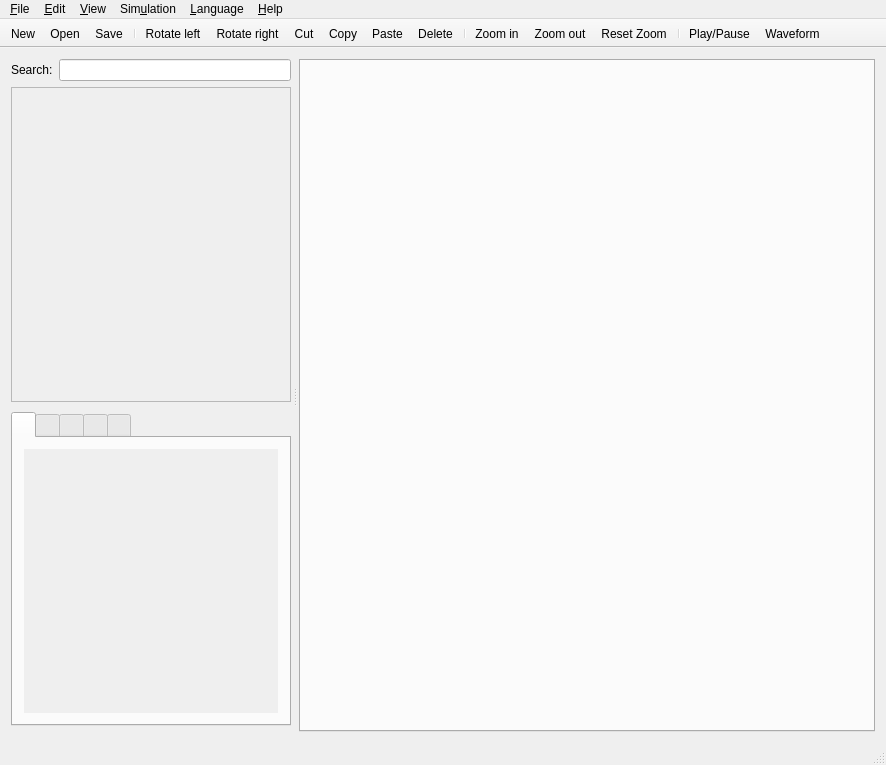
GIBIS-UNIFESP/wiRedPanda, file app/mainwindow.ui: the form before one commit.
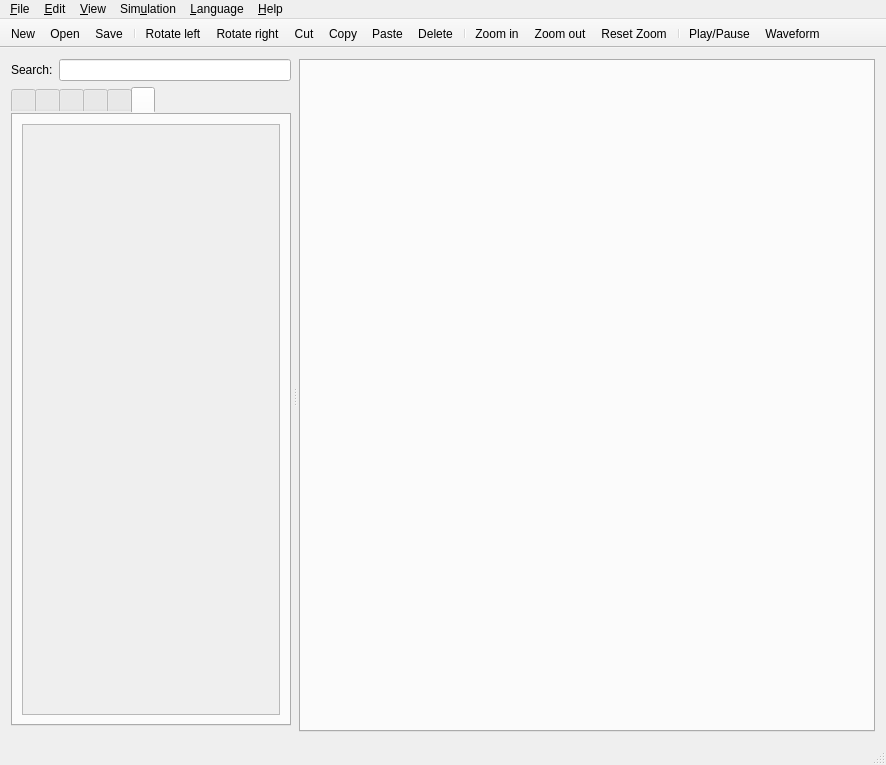
The form after the commit. The open tabs and pages were chosen to show the change. Icons and pictures are not drawn. Custom widgets are drawn as their Qt base class.

Patch:
```diff
--- a/app/mainwindow.ui
+++ b/app/mainwindow.ui
@@ -92,90 +92,6 @@
         <item>
          <layout class="QGridLayout" name="gridLayout">
           <item row="1" column="0" colspan="3">
-           <widget class="QScrollArea" name="searchScrollArea">
-            <property name="widgetResizable">
-             <bool>true</bool>
-            </property>
-            <widget class="QWidget" name="searchContents">
-             <property name="geometry">
-              <rect>
-               <x>0</x>
-               <y>0</y>
-               <width>276</width>
-               <height>303</height>
-              </rect>
-             </property>
-             <layout class="QGridLayout" name="gridLayout_7">
-              <item row="0" column="0">
-               <layout class="QVBoxLayout" name="searchLayout">
-                <item>
-                 <spacer name="VSpacer">
-                  <property name="orientation">
-                   <enum>Qt::Vertical</enum>
-                  </property>
-                  <property name="sizeHint" stdset="0">
-                   <size>
-                    <width>20</width>
-                    <height>184</height>
-                   </size>
-                  </property>
-                 </spacer>
-                </item>
-               </layout>
-              </item>
-             </layout>
-            </widget>
-           </widget>
-          </item>
-          <item row="4" column="0" colspan="3">
-           <widget class="ElementEditor" name="elementEditor" native="true">
-            <property name="sizePolicy">
-             <sizepolicy hsizetype="Preferred" vsizetype="Fixed">
-              <horstretch>0</horstretch>
-              <verstretch>0</verstretch>
-             </sizepolicy>
-            </property>
-            <property name="minimumSize">
-             <size>
-              <width>0</width>
-              <height>0</height>
-             </size>
-            </property>
-            <property name="maximumSize">
-             <size>
-              <width>16777215</width>
-              <height>16777215</height>
-             </size>
-            </property>
-           </widget>
-          </item>
-          <item row="0" column="1" colspan="2">
-           <widget class="QLineEdit" name="lineEdit">
-            <property name="sizePolicy">
-             <sizepolicy hsizetype="Expanding" vsizetype="Fixed">
-              <horstretch>0</horstretch>
-              <verstretch>0</verstretch>
-             </sizepolicy>
-            </property>
-            <property name="clearButtonEnabled">
-             <bool>true</bool>
-            </property>
-           </widget>
-          </item>
-          <item row="0" column="0">
-           <widget class="QLabel" name="label">
-            <property name="sizePolicy">
-             <sizepolicy hsizetype="Fixed" vsizetype="Preferred">
-              <horstretch>0</horstretch>
-              <verstretch>0</verstretch>
-             </sizepolicy>
-            </property>
-            <property name="text">
-             <string>Search:</string>
-            </property>
-           </widget>
-          </item>
-          <item row="3" column="0" colspan="3">
            <widget class="QTabWidget" name="tabElements">
             <property name="sizePolicy">
              <sizepolicy hsizetype="Preferred" vsizetype="Expanding">
@@ -189,6 +105,20 @@
               <height>0</height>
              </size>
             </property>
+            <property name="styleSheet">
+             <string notr="true">QTabBar::tab:disabled {
+	 width: 0;
+	 height: 0;
+	 margin: 0;
+	 padding: 0;
+	 border: none; 
+}
+
+QTabWidget::pane {
+	margin: 0px 0px 0px 0px; 
+}
+</string>
+            </property>
             <property name="currentIndex">
              <number>3</number>
             </property>
@@ -443,23 +373,94 @@
               </item>
              </layout>
             </widget>
+            <widget class="QWidget" name="search">
+             <attribute name="title">
+              <string/>
+             </attribute>
+             <layout class="QGridLayout" name="gridLayout_9">
+              <item row="0" column="0">
+               <widget class="QScrollArea" name="scrollArea_Search">
+                <property name="widgetResizable">
+                 <bool>true</bool>
+                </property>
+                <widget class="QWidget" name="scrollAreaWidgetContents_Search">
+                 <property name="geometry">
+                  <rect>
+                   <x>0</x>
+                   <y>0</y>
+                   <width>98</width>
+                   <height>28</height>
+                  </rect>
+                 </property>
+                 <layout class="QVBoxLayout" name="verticalLayout_7">
+                  <item>
+                   <spacer name="verticalSpacer_Search">
+                    <property name="orientation">
+                     <enum>Qt::Vertical</enum>
+                    </property>
+                    <property name="sizeHint" stdset="0">
+                     <size>
+                      <width>20</width>
+                      <height>234</height>
+                     </size>
+                    </property>
+                   </spacer>
+                  </item>
+                 </layout>
+                </widget>
+               </widget>
+              </item>
+             </layout>
+            </widget>
            </widget>
           </item>
-          <item row="2" column="1">
-           <spacer name="verticalSpacer_5">
-            <property name="orientation">
-             <enum>Qt::Vertical</enum>
+          <item row="2" column="0" colspan="3">
+           <widget class="ElementEditor" name="elementEditor" native="true">
+            <property name="sizePolicy">
+             <sizepolicy hsizetype="Preferred" vsizetype="Fixed">
+              <horstretch>0</horstretch>
+              <verstretch>0</verstretch>
+             </sizepolicy>
             </property>
-            <property name="sizeType">
-             <enum>QSizePolicy::Fixed</enum>
-            </property>
-            <property name="sizeHint" stdset="0">
+            <property name="minimumSize">
              <size>
               <width>0</width>
-              <height>4</height>
+              <height>0</height>
              </size>
             </property>
-           </spacer>
+            <property name="maximumSize">
+             <size>
+              <width>16777215</width>
+              <height>16777215</height>
+             </size>
+            </property>
+           </widget>
+          </item>
+          <item row="0" column="0">
+           <widget class="QLabel" name="label">
+            <property name="sizePolicy">
+             <sizepolicy hsizetype="Fixed" vsizetype="Preferred">
+              <horstretch>0</horstretch>
+              <verstretch>0</verstretch>
+             </sizepolicy>
+            </property>
+            <property name="text">
+             <string>Search:</string>
+            </property>
+           </widget>
+          </item>
+          <item row="0" column="1" colspan="2">
+           <widget class="QLineEdit" name="lineEditSearch">
+            <property name="sizePolicy">
+             <sizepolicy hsizetype="Expanding" vsizetype="Fixed">
+              <horstretch>0</horstretch>
+              <verstretch>0</verstretch>
+             </sizepolicy>
+            </property>
+            <property name="clearButtonEnabled">
+             <bool>true</bool>
+            </property>
+           </widget>
           </item>
          </layout>
         </item>
```
Left out of the diff: 44 changed lines with no effect on the pictures.
